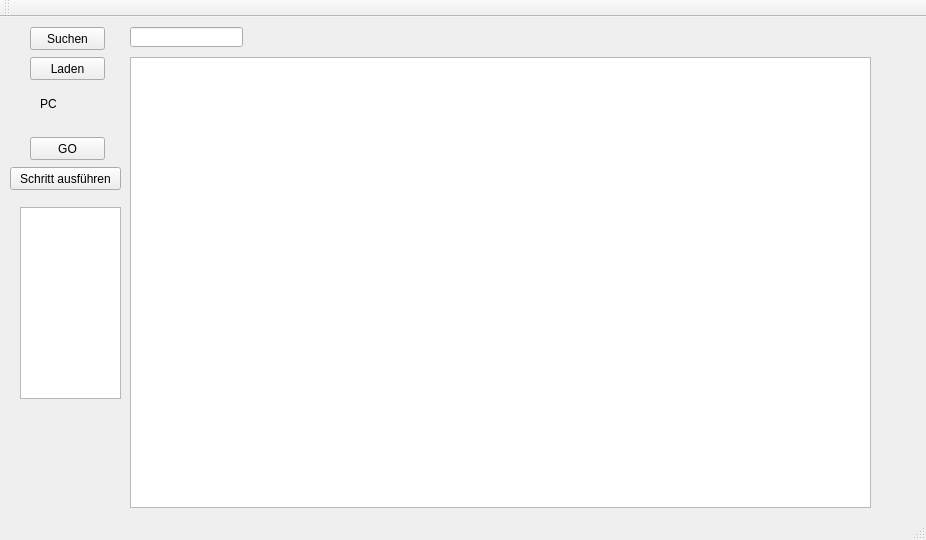
Qt form PIC/mainwindow.ui (waxmar/PIC16C84) before a commit.
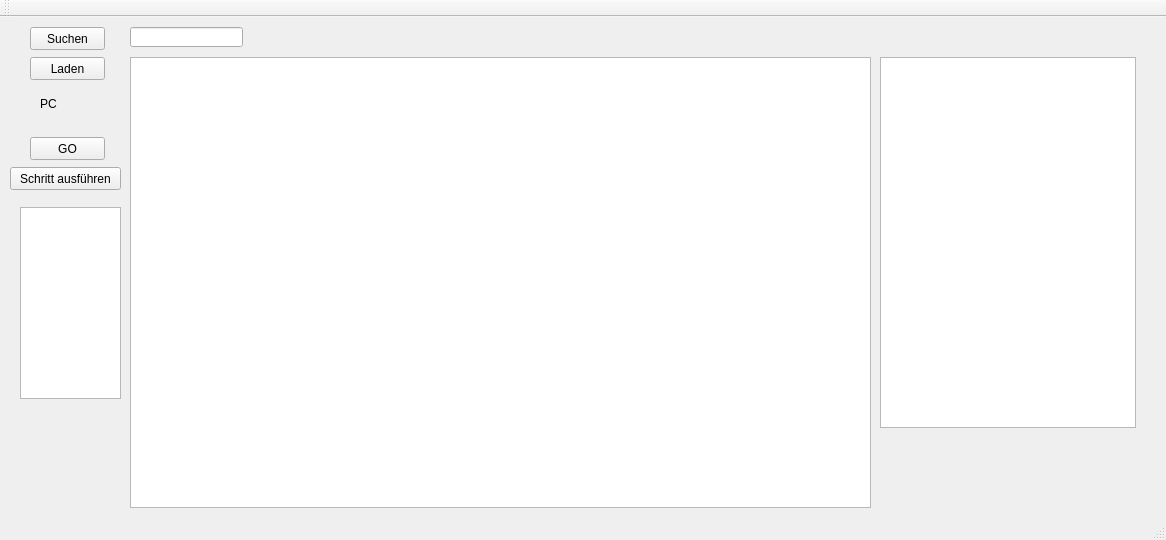
The same form after that commit.

```diff
--- a/PIC/mainwindow.ui
+++ b/PIC/mainwindow.ui
@@ -6,7 +6,7 @@
    <rect>
     <x>0</x>
     <y>0</y>
-    <width>926</width>
+    <width>1166</width>
     <height>540</height>
    </rect>
   </property>
@@ -109,6 +109,16 @@
      </rect>
     </property>
    </widget>
+   <widget class="QTableWidget" name="speicherAnzeige">
+    <property name="geometry">
+     <rect>
+      <x>880</x>
+      <y>40</y>
+      <width>256</width>
+      <height>371</height>
+     </rect>
+    </property>
+   </widget>
   </widget>
   <widget class="QMenuBar" name="menuBar">
    <property name="geometry">
```
Left out of the diff: 4 changed lines with no effect on the pictures.
